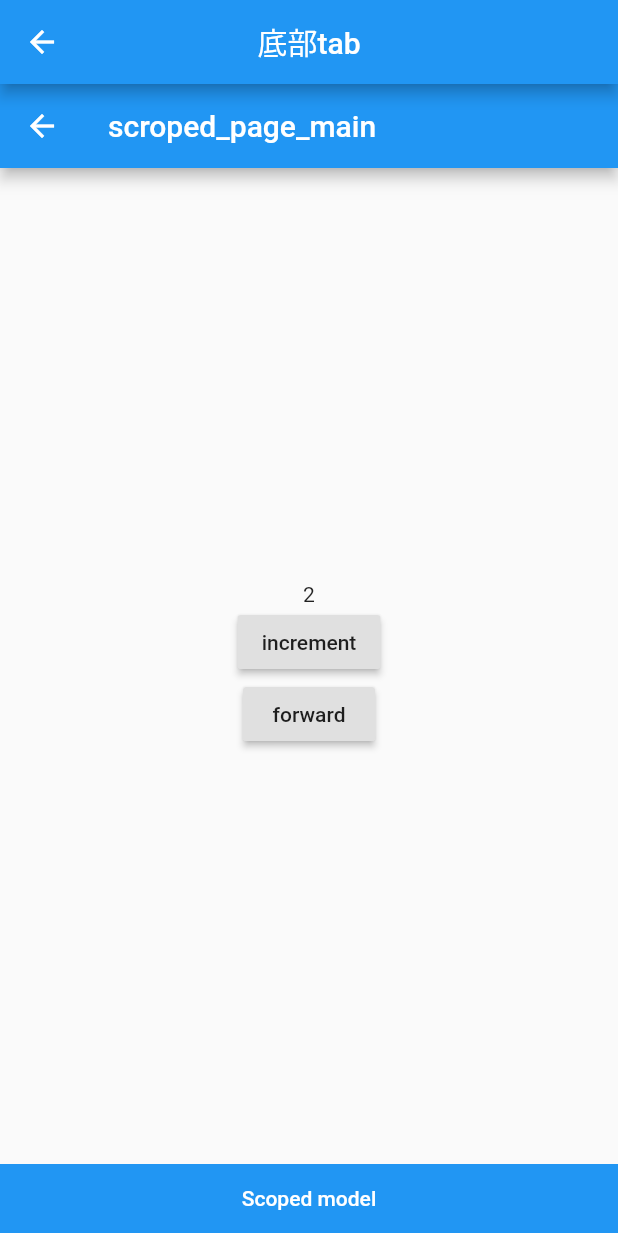
After one commit to melody5417/flutter_demo, a Flutter app: the screen it shows after launch, after a tap on "状态管理", on a phone screen of 412 x 824 dp. The commit adds this screen. Run offline on Flutter 3.47's test engine with Material 2 defaults, Android fonts, the phone set to English and light mode, and no system bars; our stand-ins replace dio; generated files the repository leaves out were written again.

Commit message:
Add demo for scoped model

```diff
--- a/flutter_demo/lib/MyHomePage.dart
+++ b/flutter_demo/lib/MyHomePage.dart
@@ -7,6 +7,7 @@ import 'package:melody_flutter_demo/Route/route_simple_page.dart';
 import 'package:melody_flutter_demo/ScrollController/scroll_limit_reached.dart';
 import 'package:melody_flutter_demo/ScrollController/scroll_movement.dart';
 import 'package:melody_flutter_demo/ScrollController/scroll_status.dart';
+import 'package:melody_flutter_demo/State/scoped_page_main.dart';
 import 'package:melody_flutter_demo/Tab/bottom_tab_list.dart';
 import 'package:melody_flutter_demo/Tab/top_tab.dart';
 import 'package:melody_flutter_demo/WebAndJson/json_page.dart';
@@ -134,6 +135,20 @@ class _MyHomePageState extends State<MyHomePage> {
                   );
                 },
                 child: Text("网络请求及json序列化"), color: Colors.blue),
+            FlatButton(
+                onPressed: (){
+                  Navigator.push(context,
+                    new MaterialPageRoute(builder: (context) => new WYQBottomTabList(
+                      myTabs: <Tab>[
+                        Tab(text: 'Scoped model'),
+                      ],
+                      myTabViews: <Widget>[
+                        ScopedPageMain(),
+                      ],
+                    )),
+                  );
+                },
+                child: Text("状态管理"), color: Colors.blue),
           ],
         ),
       ),
--- /dev/null
+++ b/flutter_demo/lib/State/count_model.dart
@@ -0,0 +1,17 @@
+import 'package:flutter/material.dart';
+import 'package:scoped_model/scoped_model.dart';
+
+class CountModel extends Model {
+  int _count = 2;
+  get count => _count;
+
+  void increment() {
+    _count++;
+    notifyListeners();
+  }
+
+  static CountModel of(BuildContext context) =>
+      ScopedModel.of<CountModel>(context, rebuildOnChange: true);
+}
+
+CountModel COUNT_MOUDEL=CountModel();
--- /dev/null
+++ b/flutter_demo/lib/State/scoped_page_main.dart
@@ -0,0 +1,51 @@
+import 'package:flutter/material.dart';
+import 'package:melody_flutter_demo/State/count_model.dart';
+import 'package:melody_flutter_demo/State/scoped_page_child.dart';
+import 'package:scoped_model/scoped_model.dart';
+
+class ScopedPageMain extends StatelessWidget {
+  @override
+  Widget build(BuildContext context) {
+    return ScopedModel<CountModel>(
+      model: new CountModel(),
+      child: new Scaffold(
+        appBar: AppBar(
+          title: Text('scroped_page_main'),
+        ),
+        body:
+            ScopedModelDescendant<CountModel>(builder: (context, child, model) {
+          return Scaffold(
+            body: Center(
+              child: Column(
+                mainAxisAlignment: MainAxisAlignment.center,
+                children: <Widget>[
+                  Text(model.count.toString()),
+                  RaisedButton(
+                    child: Text('increment'),
+                    onPressed: () => model.increment(),
+                  ),
+                  ScopedPageForwardButton()
+                ],
+              ),
+            ),
+          );
+        }),
+      ),
+    );
+  }
+}
+
+class ScopedPageForwardButton extends StatelessWidget {
+  @override
+  Widget build(BuildContext context) {
+    return RaisedButton(
+      child: Text('forward'),
+      onPressed: () {
+        Navigator.push(
+            context,
+            new MaterialPageRoute(builder: (context) => ScopedPageChild())
+        );
+      },
+    );
+  }
+}
--- a/flutter_demo/lib/main.dart
+++ b/flutter_demo/lib/main.dart
@@ -1,14 +1,20 @@
 import 'package:flutter/material.dart';
 import 'package:melody_flutter_demo/MyHomePage.dart';
 import 'package:melody_flutter_demo/Route/nested_navigator_page.dart';
+import 'package:melody_flutter_demo/State/count_model.dart';
+import 'package:scoped_model/scoped_model.dart';
 
 void main() => runApp(MyApp());
 
 class MyApp extends StatelessWidget {
+  final model = CountModel();
+
   // This widget is the root of your application.
   @override
   Widget build(BuildContext context) {
-    return MaterialApp(
+    return ScopedModel<CountModel>(
+      model: model,
+      child: MaterialApp(
       title: 'Flutter Demo',
       theme: ThemeData(
         // This is the theme of your application.
@@ -31,6 +37,7 @@ class MyApp extends StatelessWidget {
         '/': (BuildContext context) => new MyHomePage(title: 'Home Page'),
         '/modalchild': (BuildContext context) => new ModalChildPage(),
       },
+    ),
     );
   }
 }
--- a/flutter_demo/pubspec.yaml
+++ b/flutter_demo/pubspec.yaml
@@ -25,6 +25,7 @@ dependencies:
   cupertino_icons: ^0.1.2
   dio: 2.1.0  #latest version
   json_annotation: ^2.4.0
+  scoped_model: ^1.0.1
 
 
 dev_dependencies:
```
Also changed, not shown: flutter_demo/lib/State/scoped_page_child.dart (added, +32 -0 lines).
